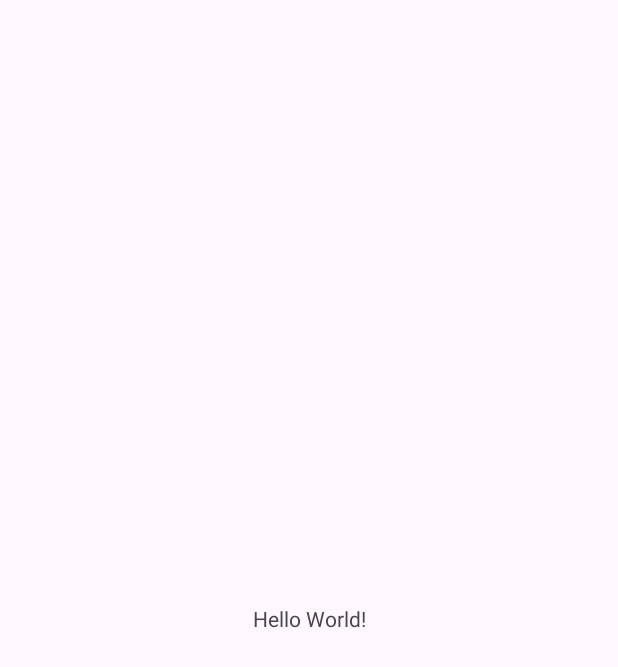
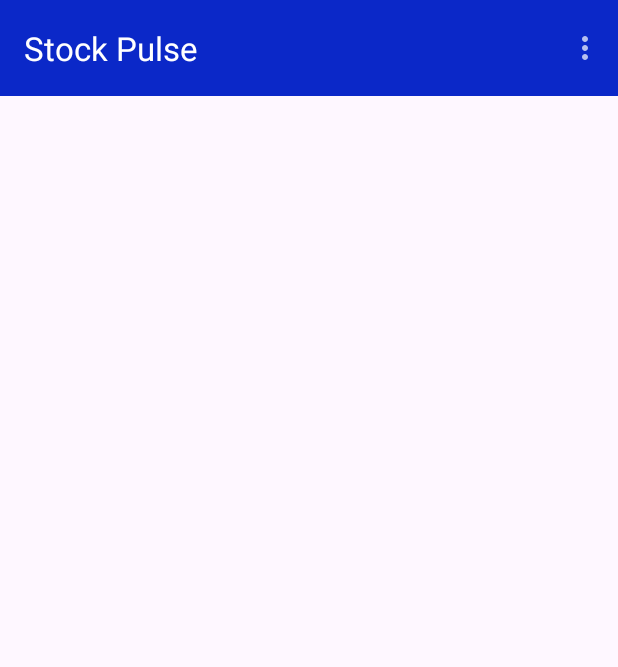
Before and after one commit to MarcuX009/StockPulse, an Android app: the screen it shows after launch (MainActivity), on a phone screen of 412 x 824 dp. Before the commit the part shown is almost empty. Shown: the top 667 px of the screen. Run offline under Robolectric (Android 15) with nearby library versions, the phone set to English and light mode, and no system bars.

Commit message:
:rocket: add toolbar

```diff
--- a/app/src/main/java/com/example/stockpulse/MainActivity.java
+++ b/app/src/main/java/com/example/stockpulse/MainActivity.java
@@ -1,21 +1,53 @@
 package com.example.stockpulse;
 
+import androidx.annotation.NonNull;
 import androidx.appcompat.app.AppCompatActivity;
+import androidx.appcompat.widget.Toolbar;
 
 import android.os.Bundle;
+import android.view.Menu;
+import android.view.MenuInflater;
+import android.view.MenuItem;
+import android.widget.Toast;
 
 public class MainActivity extends AppCompatActivity {
 
     final String APPNAME = "StockPulse";
+
+    private Toolbar toolbar;
 
 
     @Override
     protected void onCreate(Bundle savedInstanceState) {
         super.onCreate(savedInstanceState);
         setContentView(R.layout.activity_main);
+
+        //initializing the toolbar
+        toolbar = findViewById(R.id.toolBarLayout);
+        setSupportActionBar(toolbar);
+
     }
 
-//    @Override
+    @Override
+    public boolean onCreateOptionsMenu(Menu menu) {
+        MenuInflater inflater = getMenuInflater();
+        inflater.inflate(R.menu.menu,menu);
+        return true;
+    }
+
+    @Override
+    public boolean onOptionsItemSelected(@NonNull MenuItem item) {
+        if (item.getItemId() == R.id.userListLayout){
+            Toast.makeText(this, "user list selected ", Toast.LENGTH_SHORT).show();
+        }
+        else if (item.getItemId() == R.id.simulatorLayout){
+            Toast.makeText(this, " simulator selected", Toast.LENGTH_SHORT).show();
+        }
+
+        return super.onOptionsItemSelected(item);
+    }
+
+    //    @Override
 //    protected void onPuase() {
 //        super.onPause();
 //    }
--- a/app/src/main/res/layout/activity_main.xml
+++ b/app/src/main/res/layout/activity_main.xml
@@ -6,13 +6,9 @@
     android:layout_height="match_parent"
     tools:context=".MainActivity">
 
-    <TextView
-        android:layout_width="wrap_content"
-        android:layout_height="wrap_content"
-        android:text="Hello World!"
-        app:layout_constraintBottom_toBottomOf="parent"
-        app:layout_constraintEnd_toEndOf="parent"
-        app:layout_constraintStart_toStartOf="parent"
-        app:layout_constraintTop_toTopOf="parent" />
+
+    <include
+        layout="@layout/toolbar"/>
+
 
 </androidx.constraintlayout.widget.ConstraintLayout>
--- /dev/null
+++ b/app/src/main/res/layout/toolbar.xml
@@ -0,0 +1,11 @@
+<?xml version="1.0" encoding="utf-8"?>
+<androidx.appcompat.widget.Toolbar xmlns:android="http://schemas.android.com/apk/res/android"
+    android:layout_width="match_parent"
+    android:layout_height="?attr/actionBarSize"
+    android:background="#0B28C8"
+    android:id="@+id/toolBarLayout"
+    android:theme ="@style/ThemeOverlay.AppCompat.Dark"
+    >
+
+
+</androidx.appcompat.widget.Toolbar>
--- /dev/null
+++ b/app/src/main/res/menu/menu.xml
@@ -0,0 +1,14 @@
+<?xml version="1.0" encoding="utf-8"?>
+<menu xmlns:android="http://schemas.android.com/apk/res/android">
+
+    <item
+        android:title = "Personal List"
+        android:id = "@+id/userListLayout"
+        />
+
+    <item
+        android:title="simulator"
+        android:id = "@+id/simulatorLayout"
+        />
+
+</menu>
--- a/app/src/main/res/values/themes.xml
+++ b/app/src/main/res/values/themes.xml
@@ -2,6 +2,7 @@
     <!-- Base application theme. -->
     <style name="Base.Theme.StockPulse" parent="Theme.Material3.DayNight.NoActionBar">
         <!-- Customize your light theme here. -->
+        <item name ="android:itemBackground">@android:color/holo_blue_dark</item>
         <!-- <item name="colorPrimary">@color/my_light_primary</item> -->
     </style>
 
```
